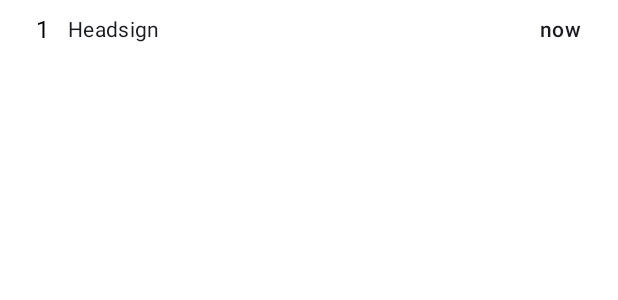
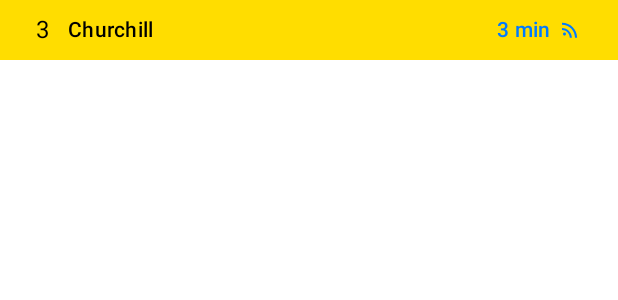
Before and after one commit to akinimaginable/Towards, an Android app built with Jetpack Compose: the @Preview function NearbyDepartureRowPreview, on a phone screen of 412 x 824 dp. Shown: the top 300 px of the screen. Run offline under Robolectric (Android 15) with nearby library versions, the light colour scheme and no system bars.

Commit message:
Restyle nearby departure rows with route colors

```diff
--- a/app/shared/src/commonMain/kotlin/org/etrange/towards/ui/home/NearbyStops.kt
+++ b/app/shared/src/commonMain/kotlin/org/etrange/towards/ui/home/NearbyStops.kt
@@ -8,6 +8,7 @@ import androidx.compose.foundation.layout.Row
 import androidx.compose.foundation.layout.fillMaxWidth
 import androidx.compose.foundation.layout.padding
 import androidx.compose.foundation.layout.size
+import androidx.compose.foundation.lazy.LazyColumn
 import androidx.compose.foundation.lazy.LazyListScope
 import androidx.compose.foundation.lazy.itemsIndexed
 import androidx.compose.material3.CircularProgressIndicator
@@ -25,10 +26,14 @@ import androidx.compose.ui.tooling.preview.Preview
 import androidx.compose.ui.unit.dp
 import kotlinx.coroutines.delay
 import kotlinx.coroutines.isActive
+import org.etrange.towards.domain.model.Coordinate
 import org.etrange.towards.domain.model.TransportMode
 import org.etrange.towards.ui.icons.liveIcon
-import org.etrange.towards.ui.theme.TowardsTheme
+import org.etrange.towards.ui.parseHexColor
+import org.etrange.towards.ui.theme.ThemeMode
+import org.etrange.towards.ui.theme.TowardsPreview
 import kotlin.time.Clock
+import kotlin.time.Duration.Companion.minutes
 import kotlin.time.Duration.Companion.seconds
 
 fun LazyListScope.nearbyStopsSection(
@@ -67,12 +72,8 @@ fun LazyListScope.nearbyStopsSection(
         }
         itemsIndexed(
             items = stop.departures,
-            key = { departureIndex, departure ->
-                "dep-$stopIndex-$departureIndex-${departure.id}"
-            },
-        ) { _, departure ->
-            NearbyDepartureRow(departure = departure)
-        }
+            key = { departureIndex, departure -> "dep-$stopIndex-$departureIndex-${departure.id}" },
+        ) { _, departure -> NearbyDepartureRow(departure = departure) }
     }
 }
 
@@ -86,8 +87,8 @@ fun NearbyStopHeader(stop: NearbyStop, onClick: () -> Unit = {}) {
     ) {
         Text(
             text = stop.name,
-            style = MaterialTheme.typography.titleMedium,
-            fontWeight = FontWeight.Bold,
+            style = MaterialTheme.typography.titleSmall,
+            fontWeight = FontWeight.SemiBold,
             modifier = Modifier.weight(1f),
             maxLines = 1,
             overflow = TextOverflow.Ellipsis,
@@ -110,9 +111,10 @@ fun NearbyDepartureRow(departure: NearbyDeparture) {
     }
 
     Row(
-        modifier = Modifier.fillMaxWidth()
-            // .background(color = parseHexColor(departure.routeColor) ?: MaterialTheme.colorScheme.secondaryContainer)
-            .padding(horizontal = 24.dp, vertical = 8.dp),
+        modifier = Modifier.fillMaxWidth().background(
+                color = parseHexColor(departure.routeColor)
+                    ?: MaterialTheme.colorScheme.secondaryContainer
+            ).padding(horizontal = 24.dp, vertical = 8.dp),
         horizontalArrangement = Arrangement.spacedBy(12.dp),
         verticalAlignment = Alignment.CenterVertically,
     ) {
@@ -120,6 +122,7 @@ fun NearbyDepartureRow(departure: NearbyDeparture) {
         Text(
             text = departure.headsign.orEmpty(),
             style = MaterialTheme.typography.bodyMedium,
+            fontWeight = FontWeight.SemiBold,
             modifier = Modifier.weight(1f),
             maxLines = 1,
             overflow = TextOverflow.Ellipsis,
@@ -153,19 +156,82 @@ fun NearbyDepartureRow(departure: NearbyDeparture) {
 
 @Preview
 @Composable
-fun NearbyDepartureRowPreview() {
-    TowardsTheme {
-        NearbyDepartureRow(
-            departure = NearbyDeparture(
-                id = "1",
-                lineName = "1",
-                routeColor = "#af00aa",
-                routeTextColor = "#FFFFFF",
-                headsign = "Headsign",
-                time = Clock.System.now(),
-                realTime = false,
-                mode = TransportMode.TRANSIT
+fun NearbyStopsSectionPreview() {
+    TowardsPreview(themeMode = ThemeMode.Light) {
+        LazyColumn {
+            nearbyStopsSection(
+                nearbyStops = previewNearbyStops(),
+                isLoadingNearby = false,
+                nearbyMessage = null,
             )
-        )
+        }
     }
 }
+
+@Preview
+@Composable
+fun NearbyStopHeaderPreview() {
+    TowardsPreview(themeMode = ThemeMode.Light) {
+        NearbyStopHeader(stop = previewNearbyStops().first())
+    }
+}
+
+@Preview
+@Composable
+fun NearbyDepartureRowPreview() {
+    TowardsPreview(themeMode = ThemeMode.Light) {
+        NearbyDepartureRow(departure = previewNearbyStops().first().departures.first())
+    }
+}
+
+private fun previewNearbyStops(): List<NearbyStop> {
+    val now = Clock.System.now()
+    return listOf(
+        NearbyStop(
+            id = "stop:bourse",
+            name = "Bourse",
+            coordinate = Coordinate(50.8481, 4.3497),
+            distanceMeters = 120,
+            departures = listOf(
+                NearbyDeparture(
+                    id = "1",
+                    lineName = "3",
+                    headsign = "Churchill",
+                    mode = TransportMode.SUBWAY,
+                    routeColor = "FFDD00",
+                    routeTextColor = "000000",
+                    time = now + 3.minutes,
+                    realTime = true,
+                ),
+                NearbyDeparture(
+                    id = "2",
+                    lineName = "4",
+                    headsign = "Stalle",
+                    mode = TransportMode.SUBWAY,
+                    routeColor = "F4C300",
+                    routeTextColor = "000000",
+                    time = now + 7.minutes,
+                    realTime = false,
+                ),
+            ),
+        ),
+        NearbyStop(
+            id = "stop:anneessens",
+            name = "Anneessens",
+            coordinate = Coordinate(50.8469, 4.3458),
+            distanceMeters = 280,
+            departures = listOf(
+                NearbyDeparture(
+                    id = "3",
+                    lineName = "46",
+                    headsign = "Moortebeek",
+                    mode = TransportMode.BUS,
+                    routeColor = "E30613",
+                    routeTextColor = "FFFFFF",
+                    time = now + 5.minutes,
+                    realTime = true,
+                ),
+            ),
+        ),
+    )
+}
```
